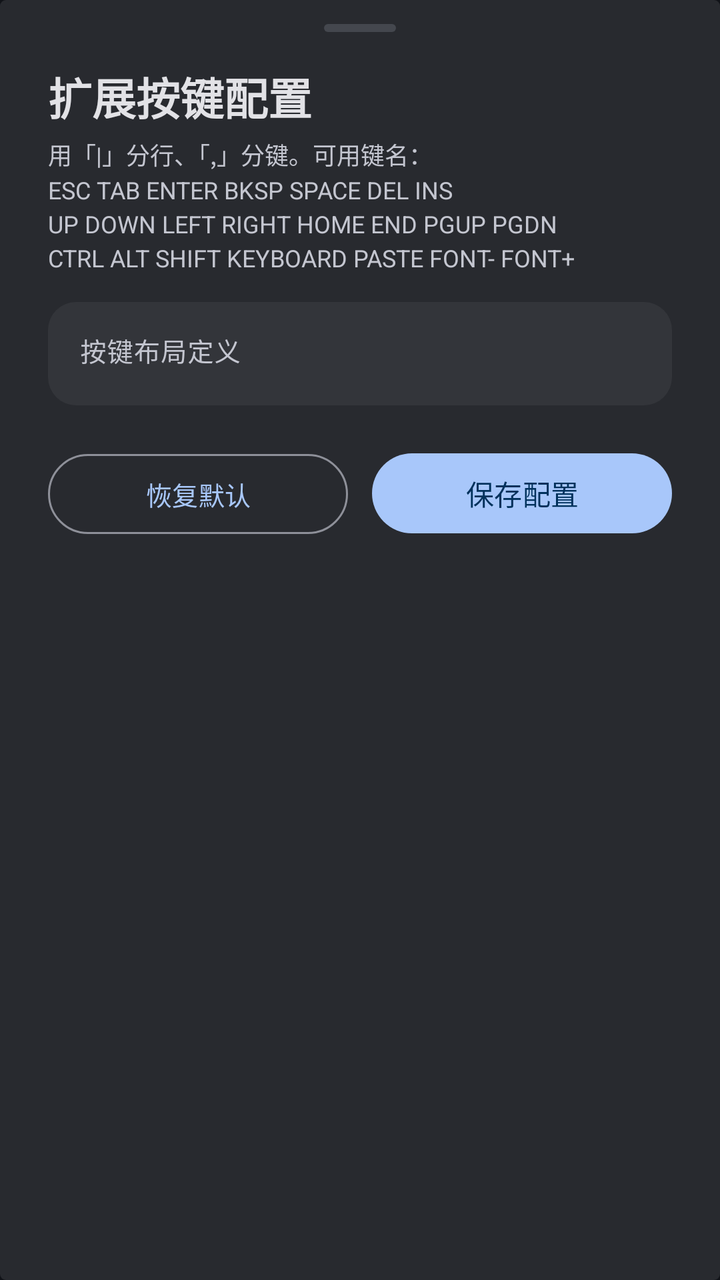
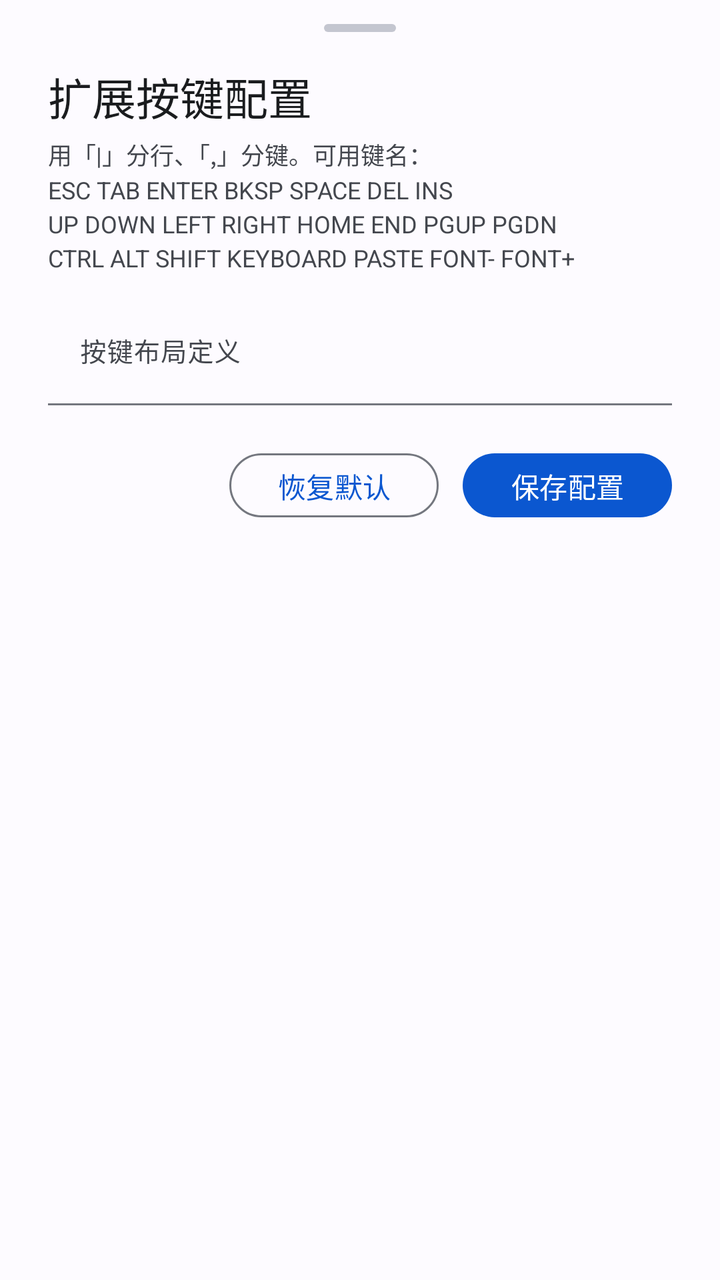

An Android layout rendered at two revisions. The XML below is the earlier revision; the diff shows what the commit changed to produce the second picture.
<!-- AndroidManifest.xml: application theme AppTheme -->
<!-- res/layout/dialog_extra_keys.xml -->
<?xml version="1.0" encoding="utf-8"?>
<LinearLayout
    xmlns:android="http://schemas.android.com/apk/res/android"
    xmlns:app="http://schemas.android.com/apk/res-auto"
    android:layout_width="match_parent"
    android:layout_height="wrap_content"
    android:background="@drawable/bg_drag_handle"
    android:backgroundTint="@color/md_theme_surfaceContainerHigh"
    android:orientation="vertical"
    android:paddingStart="24dp"
    android:paddingTop="12dp"
    android:paddingEnd="24dp"
    android:paddingBottom="24dp">

    
    <View
        android:layout_width="36dp"
        android:layout_height="4dp"
        android:layout_gravity="center_horizontal"
        android:layout_marginBottom="16dp"
        android:background="@drawable/bg_drag_handle" />

    <TextView
        android:layout_width="match_parent"
        android:layout_height="wrap_content"
        android:text="扩展按键配置"
        android:textColor="@color/md_theme_onSurface"
        android:textSize="22sp"
        android:textStyle="bold"
        android:fontFamily="sans-serif-medium" />

    <TextView
        android:id="@+id/tv_extra_keys_legend"
        android:layout_width="match_parent"
        android:layout_height="wrap_content"
        android:layout_marginTop="4dp"
        android:layout_marginBottom="14dp"
        android:text="用「|」分行、「,」分键。可用键名：\nESC TAB ENTER BKSP SPACE DEL INS\nUP DOWN LEFT RIGHT HOME END PGUP PGDN\nCTRL ALT SHIFT KEYBOARD PASTE FONT- FONT+"
        android:textColor="@color/md_theme_onSurfaceVariant"
        android:textSize="12sp"
        android:lineSpacingExtra="3dp" />

    
    <com.google.android.material.textfield.TextInputLayout
        android:layout_width="match_parent"
        android:layout_height="wrap_content"
        android:hint="按键布局定义"
        app:boxBackgroundMode="filled"
        app:boxBackgroundColor="@color/md_theme_surfaceContainerHighest"
        app:boxCornerRadiusTopStart="14dp"
        app:boxCornerRadiusTopEnd="14dp"
        app:boxCornerRadiusBottomStart="14dp"
        app:boxCornerRadiusBottomEnd="14dp"
        app:boxStrokeWidth="0dp"
        app:boxStrokeWidthFocused="1.5dp"
        app:boxStrokeColor="@color/md_theme_primary">

        <com.google.android.material.textfield.TextInputEditText
            android:id="@+id/et_extra_keys_config"
            android:layout_width="match_parent"
            android:layout_height="wrap_content"
            android:fontFamily="monospace"
            android:inputType="text"
            android:textColor="@color/md_theme_onSurface"
            android:textSize="13sp" />
    </com.google.android.material.textfield.TextInputLayout>

    
    <LinearLayout
        android:layout_width="match_parent"
        android:layout_height="wrap_content"
        android:layout_marginTop="20dp"
        android:orientation="horizontal">

        <com.google.android.material.button.MaterialButton
            android:id="@+id/btn_reset_extra_keys"
            style="@style/Widget.Material3.Button.OutlinedButton"
            android:layout_width="0dp"
            android:layout_height="48dp"
            android:layout_weight="1"
            android:text="恢复默认"
            android:textSize="13sp"
            app:cornerRadius="24dp" />

        <com.google.android.material.button.MaterialButton
            android:id="@+id/btn_save_extra_keys"
            style="@style/Widget.Material3.Button"
            android:layout_width="0dp"
            android:layout_height="48dp"
            android:layout_marginStart="12dp"
            android:layout_weight="1"
            android:text="保存配置"
            android:textColor="@color/md_theme_onPrimary"
            app:backgroundTint="@color/md_theme_primary"
            app:cornerRadius="24dp" />
    </LinearLayout>

</LinearLayout>
<!-- resources referenced by this layout -->
<resources>
  <color name="md_theme_onPrimary">#00315B</color>
  <color name="md_theme_onSurface">#E2E2E6</color>
  <color name="md_theme_onSurfaceVariant">#C4C6D0</color>
  <color name="md_theme_primary">#A8C7FA</color>
  <color name="md_theme_surfaceContainerHigh">#282A2F</color>
  <color name="md_theme_surfaceContainerHighest">#33353A</color>
  <!-- drawable bg_drag_handle (drawable) -->
  <?xml version="1.0" encoding="utf-8"?>
  <shape xmlns:android="http://schemas.android.com/apk/res/android"
      android:shape="rectangle">
      <corners android:radius="3dp" />
      <solid android:color="@color/md_theme_outlineVariant" />
      <size android:width="36dp" android:height="4dp" />
  </shape>
  <style name="AppTheme" parent="Theme.Material3.DayNight.NoActionBar">
          <item name="colorPrimary">@color/md_theme_primary</item>
          <item name="colorOnPrimary">@color/md_theme_onPrimary</item>
          <item name="colorPrimaryContainer">@color/md_theme_primaryContainer</item>
          <item name="colorOnPrimaryContainer">@color/md_theme_onPrimaryContainer</item>
  
          <item name="colorSecondary">@color/md_theme_secondary</item>
          <item name="colorOnSecondary">@color/md_theme_onSecondary</item>
          <item name="colorSecondaryContainer">@color/md_theme_secondaryContainer</item>
          <item name="colorOnSecondaryContainer">@color/md_theme_onSecondaryContainer</item>
  
          <item name="colorTertiary">@color/md_theme_tertiary</item>
          <item name="colorOnTertiary">@color/md_theme_onTertiary</item>
          <item name="colorTertiaryContainer">@color/md_theme_tertiaryContainer</item>
          <item name="colorOnTertiaryContainer">@color/md_theme_onTertiaryContainer</item>
  
          <item name="colorError">@color/md_theme_error</item>
          <item name="colorOnError">@color/md_theme_onError</item>
          <item name="colorErrorContainer">@color/md_theme_errorContainer</item>
          <item name="colorOnErrorContainer">@color/md_theme_onErrorContainer</item>
  
          <item name="colorSurface">@color/md_theme_surface</item>
          <item name="colorOnSurface">@color/md_theme_onSurface</item>
          <item name="colorSurfaceVariant">@color/md_theme_surfaceVariant</item>
          <item name="colorOnSurfaceVariant">@color/md_theme_onSurfaceVariant</item>
  
          <item name="colorOutline">@color/md_theme_outline</item>
          <item name="colorOutlineVariant">@color/md_theme_outlineVariant</item>
  
          <item name="android:colorBackground">@color/md_theme_background</item>
          <item name="android:statusBarColor">@android:color/transparent</item>
          <item name="android:navigationBarColor">@android:color/transparent</item>
          <item name="android:windowLightStatusBar">false</item>
  
          <item name="bottomSheetDialogTheme">@style/PixelBottomSheetDialogTheme</item>
          <item name="materialAlertDialogTheme">@style/PixelAlertDialogTheme</item>
      </style>
  <color name="md_theme_outlineVariant">#44474E</color>
  <color name="md_theme_primaryContainer">#004A77</color>
  <color name="md_theme_onPrimaryContainer">#C2E7FF</color>
  <color name="md_theme_secondary">#BCC7DB</color>
  <color name="md_theme_onSecondary">#263141</color>
  <color name="md_theme_secondaryContainer">#3D4758</color>
  <color name="md_theme_onSecondaryContainer">#D8E3F8</color>
  <color name="md_theme_tertiary">#6DD58C</color>
  <color name="md_theme_onTertiary">#0A3818</color>
  <color name="md_theme_tertiaryContainer">#1E522D</color>
  <color name="md_theme_onTertiaryContainer">#A8F2B5</color>
  <color name="md_theme_error">#F2B8B5</color>
  <color name="md_theme_onError">#601410</color>
  <color name="md_theme_errorContainer">#8C1D18</color>
  <color name="md_theme_onErrorContainer">#F9DEDC</color>
  <color name="md_theme_surface">#111318</color>
  <color name="md_theme_surfaceVariant">#44474E</color>
  <color name="md_theme_outline">#8E9099</color>
  <color name="md_theme_background">#111318</color>
  <style name="PixelAlertDialogTheme" parent="ThemeOverlay.Material3.MaterialAlertDialog">
          <item name="shapeAppearance">@style/ShapeAppearance.Pixel.Dialog</item>
          <item name="colorSurface">@color/md_theme_surfaceContainerHigh</item>
      </style>
  <style name="PixelBottomSheetModalStyle" parent="Widget.Material3.BottomSheet.Modal">
          <item name="backgroundTint">@color/md_theme_surfaceContainerHigh</item>
          <item name="shapeAppearance">@style/ShapeAppearance.Pixel.BottomSheet</item>
      </style>
  <!-- unchanged entries left out for length: 3 -->
</resources>

<!-- the commit's change to res/layout/dialog_extra_keys.xml (unified diff, before → after) -->
@@ -4,8 +4,6 @@
     xmlns:app="http://schemas.android.com/apk/res-auto"
     android:layout_width="match_parent"
     android:layout_height="wrap_content"
-    android:background="@drawable/bg_drag_handle"
-    android:backgroundTint="@color/md_theme_surfaceContainerHigh"
     android:orientation="vertical"
     android:paddingStart="24dp"
     android:paddingTop="12dp"
@@ -24,9 +22,8 @@
         android:layout_width="match_parent"
         android:layout_height="wrap_content"
         android:text="扩展按键配置"
-        android:textColor="@color/md_theme_onSurface"
+        android:textColor="?attr/colorOnSurface"
         android:textSize="22sp"
-        android:textStyle="bold"
         android:fontFamily="sans-serif-medium" />
 
     <TextView
@@ -36,7 +33,7 @@
         android:layout_marginTop="4dp"
         android:layout_marginBottom="14dp"
         android:text="用「|」分行、「,」分键。可用键名：\nESC TAB ENTER BKSP SPACE DEL INS\nUP DOWN LEFT RIGHT HOME END PGUP PGDN\nCTRL ALT SHIFT KEYBOARD PASTE FONT- FONT+"
-        android:textColor="@color/md_theme_onSurfaceVariant"
+        android:textColor="?attr/colorOnSurfaceVariant"
         android:textSize="12sp"
         android:lineSpacingExtra="3dp" />
 
@@ -45,15 +42,7 @@
         android:layout_width="match_parent"
         android:layout_height="wrap_content"
         android:hint="按键布局定义"
-        app:boxBackgroundMode="filled"
-        app:boxBackgroundColor="@color/md_theme_surfaceContainerHighest"
-        app:boxCornerRadiusTopStart="14dp"
-        app:boxCornerRadiusTopEnd="14dp"
-        app:boxCornerRadiusBottomStart="14dp"
-        app:boxCornerRadiusBottomEnd="14dp"
-        app:boxStrokeWidth="0dp"
-        app:boxStrokeWidthFocused="1.5dp"
-        app:boxStrokeColor="@color/md_theme_primary">
+        app:boxBackgroundMode="filled">
 
         <com.google.android.material.textfield.TextInputEditText
             android:id="@+id/et_extra_keys_config"
@@ -61,7 +50,7 @@
             android:layout_height="wrap_content"
             android:fontFamily="monospace"
             android:inputType="text"
-            android:textColor="@color/md_theme_onSurface"
+            android:textColor="?attr/colorOnSurface"
             android:textSize="13sp" />
     </com.google.android.material.textfield.TextInputLayout>
 
@@ -70,29 +59,24 @@
         android:layout_width="match_parent"
         android:layout_height="wrap_content"
         android:layout_marginTop="20dp"
+        android:gravity="end"
         android:orientation="horizontal">
 
         <com.google.android.material.button.MaterialButton
             android:id="@+id/btn_reset_extra_keys"
             style="@style/Widget.Material3.Button.OutlinedButton"
-            android:layout_width="0dp"
-            android:layout_height="48dp"
-            android:layout_weight="1"
+            android:layout_width="wrap_content"
+            android:layout_height="40dp"
             android:text="恢复默认"
-            android:textSize="13sp"
-            app:cornerRadius="24dp" />
+            android:textSize="14sp" />
 
         <com.google.android.material.button.MaterialButton
             android:id="@+id/btn_save_extra_keys"
             style="@style/Widget.Material3.Button"
-            android:layout_width="0dp"
-            android:layout_height="48dp"
+            android:layout_width="wrap_content"
+            android:layout_height="40dp"
             android:layout_marginStart="12dp"
-            android:layout_weight="1"
-            android:text="保存配置"
-            android:textColor="@color/md_theme_onPrimary"
-            app:backgroundTint="@color/md_theme_primary"
-            app:cornerRadius="24dp" />
+            android:text="保存配置" />
     </LinearLayout>
 
 </LinearLayout>
<!-- resource entries referenced after the edit -->
@@ -1,17 +1,21 @@
 <!-- resources referenced by this layout -->
 <resources>
-  <color name="md_theme_onPrimary">#00315B</color>
-  <color name="md_theme_onSurface">#E2E2E6</color>
-  <color name="md_theme_onSurfaceVariant">#C4C6D0</color>
-  <color name="md_theme_primary">#A8C7FA</color>
-  <color name="md_theme_surfaceContainerHigh">#282A2F</color>
-  <color name="md_theme_surfaceContainerHighest">#33353A</color>
+  <color name="md_theme_onPrimary">#FFFFFF</color>
+  <color name="md_theme_onSurface">#1A1C1E</color>
+  <color name="md_theme_onSurfaceVariant">#44474E</color>
+  <color name="md_theme_surfaceContainerLowest">#FFFFFF</color>
+  <color name="md_theme_surfaceContainerLow">#F7F8FC</color>
+  <color name="md_theme_surfaceContainer">#F1F3F9</color>
+  <color name="md_theme_primary">#0B57D0</color>
+  <color name="md_theme_surfaceContainerHigh">#ECEEF4</color>
+  <color name="md_theme_surfaceContainerHighest">#E6E8EE</color>
+  <color name="md_theme_onBackground">#1A1C1E</color>
   <!-- drawable bg_drag_handle (drawable) -->
   <?xml version="1.0" encoding="utf-8"?>
   <shape xmlns:android="http://schemas.android.com/apk/res/android"
       android:shape="rectangle">
       <corners android:radius="3dp" />
-      <solid android:color="@color/md_theme_outlineVariant" />
+      <solid android:color="?attr/colorOutlineVariant" />
       <size android:width="36dp" android:height="4dp" />
   </shape>
   <style name="AppTheme" parent="Theme.Material3.DayNight.NoActionBar">
@@ -39,43 +43,46 @@
           <item name="colorOnSurface">@color/md_theme_onSurface</item>
           <item name="colorSurfaceVariant">@color/md_theme_surfaceVariant</item>
           <item name="colorOnSurfaceVariant">@color/md_theme_onSurfaceVariant</item>
-  
+          <item name="colorSurfaceContainerLowest">@color/md_theme_surfaceContainerLowest</item>
+          <item name="colorSurfaceContainerLow">@color/md_theme_surfaceContainerLow</item>
+          <item name="colorSurfaceContainer">@color/md_theme_surfaceContainer</item>
+          <item name="colorSurfaceContainerHigh">@color/md_theme_surfaceContainerHigh</item>
+          <item name="colorSurfaceContainerHighest">@color/md_theme_surfaceContainerHighest</item>
+          <item name="colorOnBackground">@color/md_theme_onBackground</item>
           <item name="colorOutline">@color/md_theme_outline</item>
           <item name="colorOutlineVariant">@color/md_theme_outlineVariant</item>
   
-          <item name="android:colorBackground">@color/md_theme_background</item>
+          <item name="android:windowBackground">@color/md_theme_surface</item>
           <item name="android:statusBarColor">@android:color/transparent</item>
           <item name="android:navigationBarColor">@android:color/transparent</item>
-          <item name="android:windowLightStatusBar">false</item>
   
           <item name="bottomSheetDialogTheme">@style/PixelBottomSheetDialogTheme</item>
           <item name="materialAlertDialogTheme">@style/PixelAlertDialogTheme</item>
       </style>
-  <color name="md_theme_outlineVariant">#44474E</color>
-  <color name="md_theme_primaryContainer">#004A77</color>
-  <color name="md_theme_onPrimaryContainer">#C2E7FF</color>
-  <color name="md_theme_secondary">#BCC7DB</color>
-  <color name="md_theme_onSecondary">#263141</color>
-  <color name="md_theme_secondaryContainer">#3D4758</color>
-  <color name="md_theme_onSecondaryContainer">#D8E3F8</color>
-  <color name="md_theme_tertiary">#6DD58C</color>
-  <color name="md_theme_onTertiary">#0A3818</color>
-  <color name="md_theme_tertiaryContainer">#1E522D</color>
-  <color name="md_theme_onTertiaryContainer">#A8F2B5</color>
-  <color name="md_theme_error">#F2B8B5</color>
-  <color name="md_theme_onError">#601410</color>
-  <color name="md_theme_errorContainer">#8C1D18</color>
-  <color name="md_theme_onErrorContainer">#F9DEDC</color>
-  <color name="md_theme_surface">#111318</color>
-  <color name="md_theme_surfaceVariant">#44474E</color>
-  <color name="md_theme_outline">#8E9099</color>
-  <color name="md_theme_background">#111318</color>
+  <color name="md_theme_outlineVariant">#C4C6D0</color>
+  <color name="md_theme_primaryContainer">#D3E3FD</color>
+  <color name="md_theme_onPrimaryContainer">#041E49</color>
+  <color name="md_theme_secondary">#565E71</color>
+  <color name="md_theme_onSecondary">#FFFFFF</color>
+  <color name="md_theme_secondaryContainer">#DAE2F9</color>
+  <color name="md_theme_onSecondaryContainer">#131C2B</color>
+  <color name="md_theme_tertiary">#146C2E</color>
+  <color name="md_theme_onTertiary">#FFFFFF</color>
+  <color name="md_theme_tertiaryContainer">#C4EED0</color>
+  <color name="md_theme_onTertiaryContainer">#072711</color>
+  <color name="md_theme_error">#BA1A1A</color>
+  <color name="md_theme_onError">#FFFFFF</color>
+  <color name="md_theme_errorContainer">#FFDAD6</color>
+  <color name="md_theme_onErrorContainer">#410002</color>
+  <color name="md_theme_surface">#FDFBFF</color>
+  <color name="md_theme_surfaceVariant">#E1E2EC</color>
+  <color name="md_theme_outline">#74777F</color>
   <style name="PixelAlertDialogTheme" parent="ThemeOverlay.Material3.MaterialAlertDialog">
           <item name="shapeAppearance">@style/ShapeAppearance.Pixel.Dialog</item>
-          <item name="colorSurface">@color/md_theme_surfaceContainerHigh</item>
+          <item name="colorSurface">?attr/colorSurfaceContainerHigh</item>
       </style>
   <style name="PixelBottomSheetModalStyle" parent="Widget.Material3.BottomSheet.Modal">
-          <item name="backgroundTint">@color/md_theme_surfaceContainerHigh</item>
+          <item name="backgroundTint">?attr/colorSurfaceContainerLow</item>
           <item name="shapeAppearance">@style/ShapeAppearance.Pixel.BottomSheet</item>
       </style>
   <!-- unchanged entries left out for length: 3 -->
